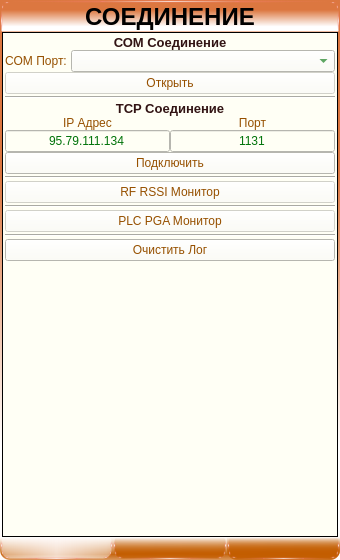
This is ANDROID_FORMS/connections_form.ui in DavidSiegman/PLC_RF_Configurator as Qt 5 draws it before an edit. The edited form follows.
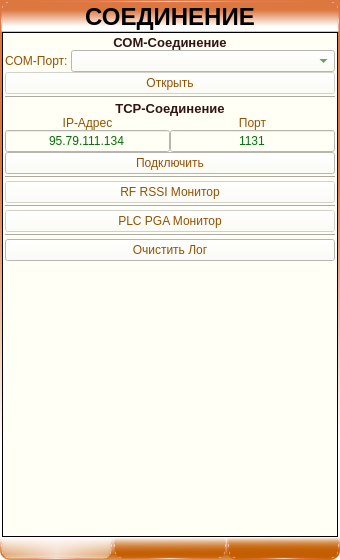
This is the edited form. Icons and pictures are not drawn.

The edit to the form file:
```diff
--- a/ANDROID_FORMS/connections_form.ui
+++ b/ANDROID_FORMS/connections_form.ui
@@ -349,7 +349,7 @@
                   <string notr="true">color: rgb(50, 20, 20);</string>
                  </property>
                  <property name="text">
-                  <string>TCP Соединение</string>
+                  <string>TCP-Соединение</string>
                  </property>
                  <property name="alignment">
                   <set>Qt::AlignCenter</set>
@@ -387,7 +387,7 @@
                     </font>
                    </property>
                    <property name="text">
-                    <string>IP Адрес</string>
+                    <string>IP-Адрес</string>
                    </property>
                    <property name="alignment">
                     <set>Qt::AlignCenter</set>
@@ -613,7 +613,7 @@
                   <string notr="true">color: rgb(50, 20, 20);</string>
                  </property>
                  <property name="text">
-                  <string>СОМ Соединение</string>
+                  <string>СОМ-Соединение</string>
                  </property>
                  <property name="alignment">
                   <set>Qt::AlignCenter</set>
@@ -645,7 +645,7 @@
                     </font>
                    </property>
                    <property name="text">
-                    <string>COM Порт: </string>
+                    <string>COM-Порт: </string>
                    </property>
                   </widget>
                  </item>
```
